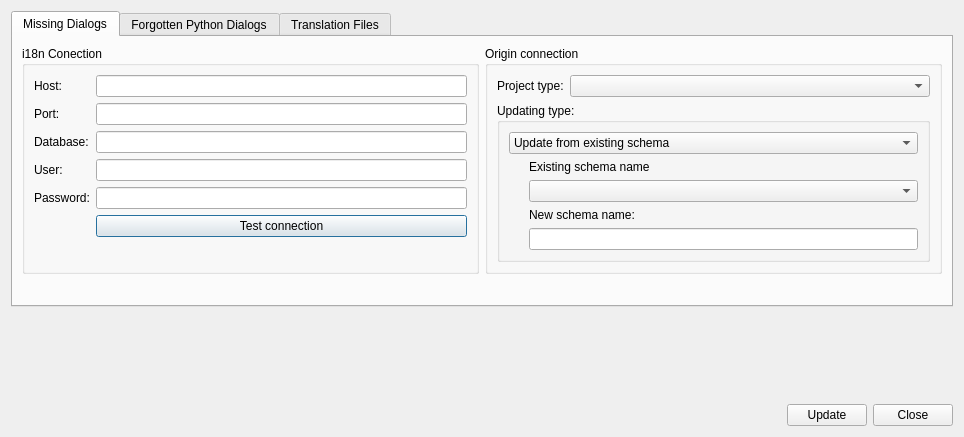
Qt form core/ui/admin/admin_i18n_manager.ui (Giswater/giswater_qgis_plugin) before a commit.
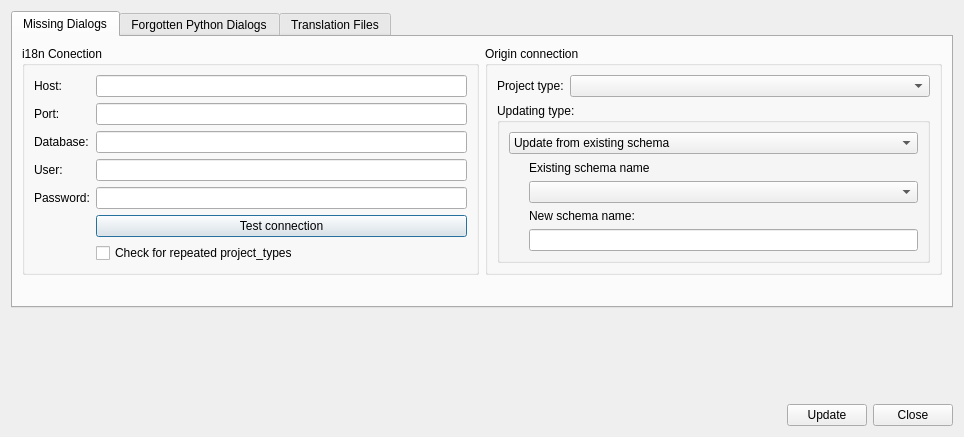
The same form after that commit.

Commit message: fix(i18n): Improve in missing dialogs program and add the possibility to search for repeated elements between ud and ws.

```diff
--- a/core/ui/admin/admin_i18n_manager.ui
+++ b/core/ui/admin/admin_i18n_manager.ui
@@ -113,6 +113,13 @@
             </property>
            </widget>
           </item>
+          <item row="6" column="1">
+           <widget class="QCheckBox" name="chk_search_for_repeated">
+            <property name="text">
+             <string>Check for repeated project_types</string>
+            </property>
+           </widget>
+          </item>
          </layout>
         </widget>
        </item>
```
The commit also changes 1 other file.
